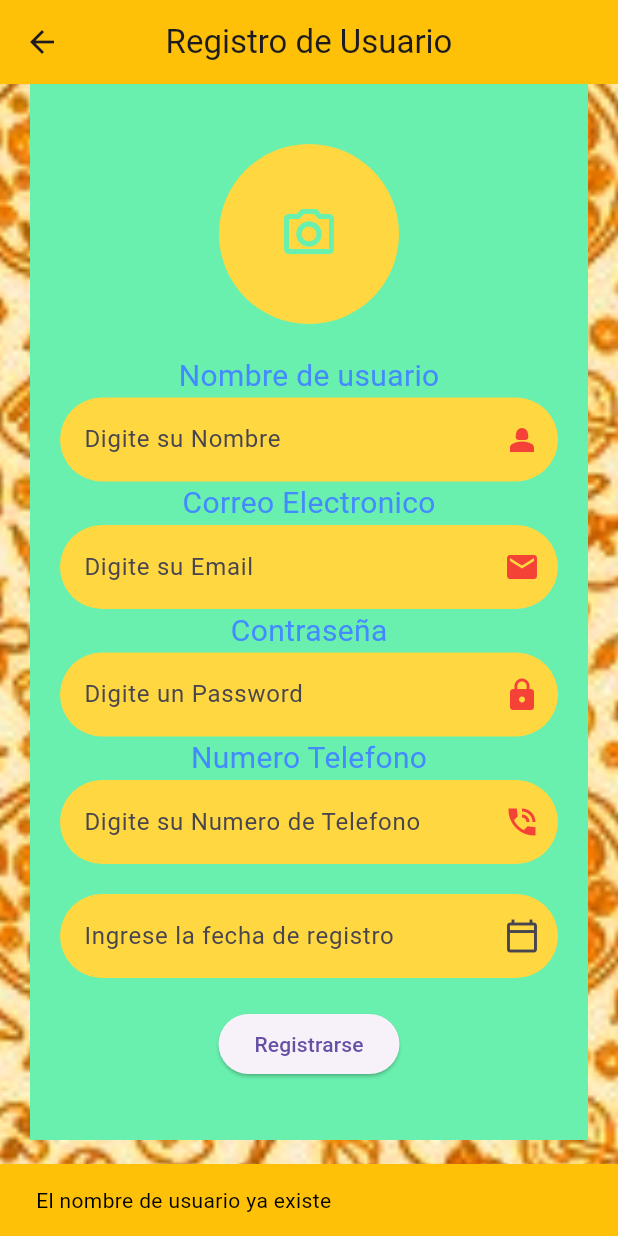
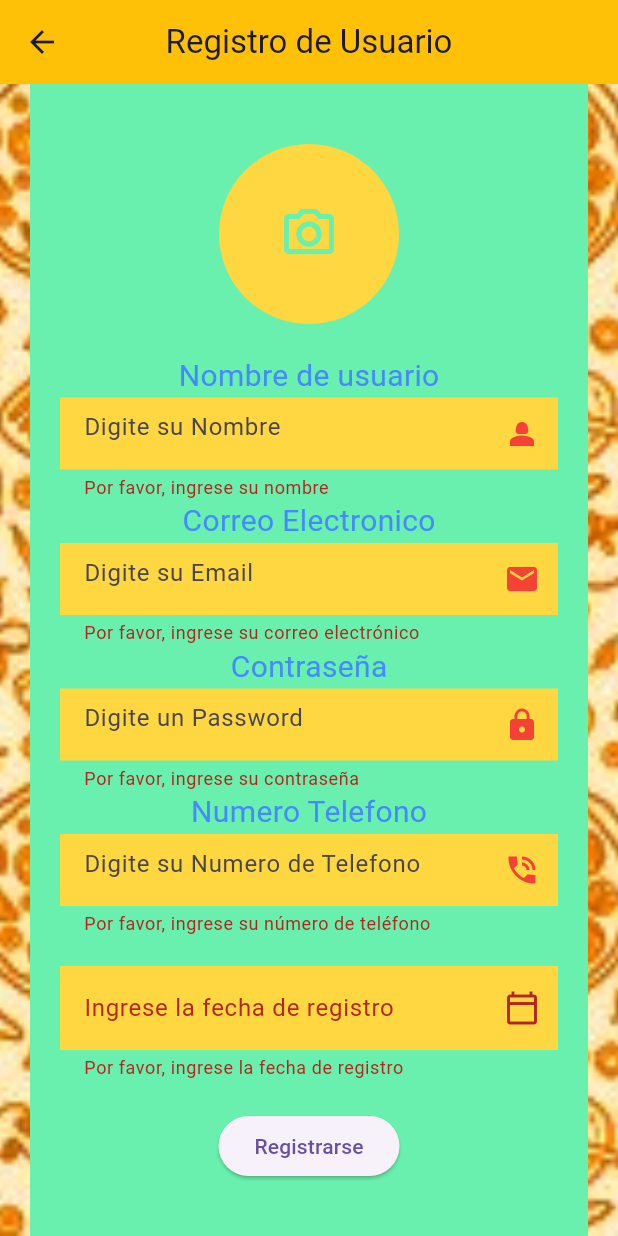
Before and after one commit to HaroldArguelloNic/mynapopizza, a Flutter app: the RegistrationPage screen opened by its route, after a tap on "Registrarse", on a phone screen of 412 x 824 dp. Run offline on Flutter 3.47's test engine with Material 3 defaults, Android fonts, the phone set to English and light mode, and no system bars; our stand-ins replace cloud_firestore, firebase_auth, firebase_core, firebase_messaging, firebase_storage, hive and 1 more; missing offline and left inert: mysql_client; accounts and stored records are empty; Roboto replaces fonts that are missing (MonB).

Commit message:
Correccion Registro

```diff
--- a/lib/models/usuario.dart
+++ b/lib/models/usuario.dart
@@ -6,6 +6,7 @@ class Usuario {
   final String correoElectronico;
   final String numeroTelefono;
   final String contrasenia;
+  final String rol;
 
   Usuario({
     this.id,
@@ -13,15 +14,18 @@ class Usuario {
     required this.correoElectronico,
     required this.numeroTelefono,
     required this.contrasenia,
+    required this.rol,
   });
 
   // Convierte el objto o clase usuario a un map.
   Map<String, dynamic> toMap() {
     return {
+      'uid':id,
       'nombre': nombre,
       'correoElectronico': correoElectronico,
       'contrasenia':contrasenia,
       'numeroTelefono': numeroTelefono,
+      'rol':rol,
     };
   }
 
@@ -31,5 +35,6 @@ class Usuario {
         nombre = doc.data()!["nombre"],
         correoElectronico = doc.data()!["correoElectronico"],
         numeroTelefono = doc.data()!["numeroTelefono"],
-        contrasenia = doc.data()!['contrasenia'];
+        contrasenia = doc.data()!['contrasenia'],
+        rol= doc.data()!['rol'];
 }
--- a/lib/page/registration_page.dart
+++ b/lib/page/registration_page.dart
@@ -1,4 +1,5 @@
 import 'dart:io';
+
 import 'package:firebase_auth/firebase_auth.dart';
 import 'package:flutter/material.dart';
 import 'package:mynapopizza/data/mysql_conection.dart';
@@ -9,7 +10,7 @@ import 'package:provider/provider.dart';
 import '../utils/upload_image.dart';
 
 class RegistrationPage extends StatefulWidget {
-  const RegistrationPage({super.key});
+  const RegistrationPage({Key? key}) : super(key: key);
 
   @override
   State<RegistrationPage> createState() => _RegistrationPageState();
@@ -72,6 +73,7 @@ class _RegistrationPageState extends State<RegistrationPage> {
           _isLoading = false;
         });
         showSnackBar(context, "correo de usuario ya existe");
+        return;
       }
       //validar que ingrese imagen de perfil
       if (imageUser == null) {
@@ -79,6 +81,7 @@ class _RegistrationPageState extends State<RegistrationPage> {
           _isLoading = false;
         });
         showSnackBar(context, "Ingrese la imagen de perfil");
+        return;
       }
 
       //obtenener fecha y hora actual
@@ -89,7 +92,7 @@ class _RegistrationPageState extends State<RegistrationPage> {
         await registerProvider.registerUser(
           name: nameController.text,
           correoElectronico: emailController.text.toLowerCase().trim(),
-          contrasenia: passwordController.text.toLowerCase().trim(),
+          contrasenia: passwordController.text.trim(),
           rol: UserRole.user,
           token: token!,
           createdAt: now,
@@ -99,15 +102,21 @@ class _RegistrationPageState extends State<RegistrationPage> {
           },
         );
         await FirebaseAuth.instance.currentUser!.sendEmailVerification();
-        showSnackBar(context, 'revise su cuenta de correo');
+        showSnackBar(context, 'Revise su cuenta de correo');
         Navigator.pushNamedAndRemoveUntil(context, "/login", (route) => false);
         setState(() {
           _isLoading = false;
         });
       } on FirebaseAuthException catch (e) {
         showSnackBar(context, e.toString());
+        setState(() {
+          _isLoading = false;
+        });
       } catch (e) {
         showSnackBar(context, e.toString());
+        setState(() {
+          _isLoading = false;
+        });
       }
     } else {
       setState(() {
@@ -122,46 +131,14 @@ class _RegistrationPageState extends State<RegistrationPage> {
     setState(() {});
   }
 
-  // void registrarUsuario() async {
-  //   // Verifica que ningún campo esté vacío
-  //   if (nameController.text.isEmpty ||
-  //       emailController.text.isEmpty ||
-  //       passwordController.text.isEmpty) {
-  //     ScaffoldMessenger.of(context).showSnackBar(const SnackBar(
-  //         content: Text('Por favor, complete todos los campos')));
-  //     return;
-  //   }
-
-  // Crea el objeto Usuario con los datos de los controladores
-  // Usuario usuario = Usuario(
-  //   nombre: nameController.text,
-  //   correoElectronico: emailController.text,
-  //   contrasenia: passwordController.text,
-  //   numeroTelefono: numeroController.text,
-  // );
-
-  // Intenta registrar el usuario y espera la respuesta
-  // bool registroExitoso = await agregarUsuario(usuario);
-
-  // // Verifica si el registro fue exitoso
-  // if (registroExitoso) {
-  //   ScaffoldMessenger.of(context).showSnackBar(
-  //       const SnackBar(content: Text('Usuario registrado exitosamente')));
-  //   Navigator.pushReplacementNamed(context, '/login');
-  // } else {
-  //   ScaffoldMessenger.of(context).showSnackBar(
-  //       const SnackBar(content: Text('Error al registrar usuario')));
-  // }
-
   @override
   Widget build(BuildContext context) => Container(
         decoration: const BoxDecoration(
           image: DecorationImage(
-          image: AssetImage(
-            'assets/background2.jpg',
+            image: AssetImage('assets/background2.jpg'),
+            fit: BoxFit.cover,
           ),
-          fit: BoxFit.cover,
-        )),
+        ),
         child: Scaffold(
           backgroundColor: Colors.transparent,
           appBar: AppBar(
@@ -217,7 +194,7 @@ class _RegistrationPageState extends State<RegistrationPage> {
                         style:
                             TextStyle(fontSize: 20, color: Colors.blueAccent),
                       ),
-                      TextField(
+                      TextFormField(
                         decoration: InputDecoration(
                           border: InputBorder.none,
                           enabledBorder: OutlineInputBorder(
@@ -232,13 +209,19 @@ class _RegistrationPageState extends State<RegistrationPage> {
                               const Icon(Icons.person_2, color: Colors.red),
                         ),
                         controller: nameController,
+                        validator: (value) {
+                          if (value == null || value.isEmpty) {
+                            return 'Por favor, ingrese su nombre';
+                          }
+                          return null;
+                        },
                       ),
                       const Text(
                         'Correo Electronico',
                         style:
                             TextStyle(fontSize: 20, color: Colors.blueAccent),
                       ),
-                      TextField(
+                      TextFormField(
                         decoration: InputDecoration(
                           border: InputBorder.none,
                           enabledBorder: OutlineInputBorder(
@@ -252,13 +235,19 @@ class _RegistrationPageState extends State<RegistrationPage> {
                           suffixIcon: const Icon(Icons.mail, color: Colors.red),
                         ),
                         controller: emailController,
+                        validator: (value) {
+                          if (value == null || value.isEmpty) {
+                            return 'Por favor, ingrese su correo electrónico';
+                          }
+                          return null;
+                        },
                       ),
                       const Text(
                         'Contraseña',
                         style:
                             TextStyle(fontSize: 20, color: Colors.blueAccent),
                       ),
-                      TextField(
+                      TextFormField(
                         obscureText: true,
                         decoration: InputDecoration(
                           border: InputBorder.none,
@@ -273,13 +262,19 @@ class _RegistrationPageState extends State<RegistrationPage> {
                           suffixIcon: const Icon(Icons.lock, color: Colors.red),
                         ),
                         controller: passwordController,
+                        validator: (value) {
+                          if (value == null || value.isEmpty) {
+                            return 'Por favor, ingrese su contraseña';
+                          }
+                          return null;
+                        },
                       ),
                       const Text(
                         'Numero Telefono',
                         style:
                             TextStyle(fontSize: 20, color: Colors.blueAccent),
                       ),
-                      TextField(
+                      TextFormField(
                         decoration: InputDecoration(
                           border: InputBorder.none,
                           enabledBorder: OutlineInputBorder(
@@ -294,6 +289,12 @@ class _RegistrationPageState extends State<RegistrationPage> {
                               color: Colors.red),
                         ),
                         controller: numeroController,
+                        validator: (value) {
+                          if (value == null || value.isEmpty) {
+                            return 'Por favor, ingrese su número de teléfono';
+                          }
+                          return null;
+                        },
                       ),
                       const SizedBox(
                         height: 20,
@@ -323,8 +324,15 @@ class _RegistrationPageState extends State<RegistrationPage> {
                                     registerDay.text = value.toString();
                                   }
                                 });
-                                })),
+                              },
+                            )),
                         controller: registerDay,
+                        validator: (value) {
+                          if (value == null || value.isEmpty) {
+                            return 'Por favor, ingrese la fecha de registro';
+                          }
+                          return null;
+                        },
                       ),
                       Padding(
                         padding: const EdgeInsets.all(20),
@@ -335,9 +343,6 @@ class _RegistrationPageState extends State<RegistrationPage> {
                             : ElevatedButton(
                                 onPressed: () {
                                   submitRegister();
-                                  setState(() {
-
-                                  });
                                 },
                                 child: const Text('Registrarse'),
                               ),
--- a/lib/services/register_provider.dart
+++ b/lib/services/register_provider.dart
@@ -1,22 +1,17 @@
-
 import 'dart:io';
 import 'package:cloud_firestore/cloud_firestore.dart';
 import 'package:firebase_auth/firebase_auth.dart';
 import 'package:firebase_storage/firebase_storage.dart';
 import 'package:flutter/foundation.dart';
-import 'package:flutter/material.dart';
 
+enum UserRole { admin, user, superAdmin }
 
-
-
-enum UserRole {admin, user, superAdmin}
-
-class RegisterProvider extends ChangeNotifier{
-
+class RegisterProvider extends ChangeNotifier {
   final FirebaseAuth _auth = FirebaseAuth.instance;
   final FirebaseFirestore _firestore = FirebaseFirestore.instance;
   final FirebaseStorage _storage = FirebaseStorage.instance;
 
+  // Constructor que estaba comentado
   // RegisterProvider() {
   //   checkSign();
   // }
@@ -32,19 +27,20 @@ Future<void> registerUser({
     required File? imageUser,
   }) async {
     try {
-    //convertir el name a minuscula
+      // Convertir el nombre a minúsculas
       final String usernameLowerCase = name.toLowerCase();
 
-    //verificar si el usuario existe en la base de datos
+      // Verificar si el usuario existe en la base de datos
       final bool userExist = await checkUserExist(usernameLowerCase);
 
-    if(userExist) {
+      if (userExist) {
         onError('El usuario ya existe');
         return;
       }
 
-    //Verificar las credenciales del usuario
-    final UserCredential userCredential = await _auth.createUserWithEmailAndPassword(
+      // Verificar las credenciales del usuario
+      final UserCredential userCredential =
+          await _auth.createUserWithEmailAndPassword(
         email: correoElectronico,
         password: contrasenia,
       );
@@ -52,53 +48,45 @@ Future<void> registerUser({
       final User user = userCredential.user!;
       final String userId = user.uid;
 
-    //subir la imagen del usuario al storage
+      // Subir la imagen del usuario al storage
+      String imageUrl = '';
 
-    String imageUrl= '';
-
-    if(imageUser != null) {
-      //imageUrl = await uploadImage('usuarios/$userId.jpg', image);
-      String direction = 'usuarios/$user/$userId.jpg';
+      if (imageUser != null) {
+        String direction = 'usuarios/$userId.jpg';
         imageUrl = await uploadImage(direction, imageUser);
-
       }
 
-  //Guardar los datos del usuario en la base de datos
-
+      // Guardar los datos del usuario en la base de datos
       final userDatos = {
         'id': userId,
-    'name':name,
+        'name': name,
         'username_lowercase': usernameLowerCase,
         'contrasenia': contrasenia,
         'correoElectronico': correoElectronico,
-    'rol': rol,
+        'rol': describeEnum(rol), // Convertir enum a String para almacenar
         'token': token,
         'image': imageUrl,
         'createdAt': createdAt,
-
       };
 
       await _firestore.collection('usuarios').doc(userId).set(userDatos);
-  } on FirebaseAuthException catch (e){
-         if(e.code == 'weak-password') {
-        onError('la contraseña es muy debil');
+    } on FirebaseAuthException catch (e) {
+      if (e.code == 'weak-password') {
+        onError('La contraseña es muy débil');
       } else if (e.code == 'email-already-in-use') {
-        onError('El email ya esta en uso');
+        onError('El correo electrónico ya está en uso');
+      } else {
+        onError('Error de autenticación: ${e.message}');
       }
-
-
-  }
-
-   catch (e) {
-    onError('Error al registrar el usuario');
+    } on FirebaseException catch (e) {
+      onError('Error al interactuar con Firebase: ${e.message}');
+    } catch (e) {
+      onError('Error desconocido: $e');
     }
   }
 
-
-
   UserRole userRole = UserRole.user;
-bool isPasswordVisible= false;
-bool isConfirmPasswordVisible = false;
+  bool isPasswordVisible = false;
 
   void changeUserRole(UserRole role) {
     userRole = role;
@@ -107,9 +95,10 @@ void changeUserRole(UserRole role) {
 
   void changePasswordVisibility() {
     isPasswordVisible = !isPasswordVisible;
+    notifyListeners();
   }
 
-//metodo para verificar si el usuario existe en la base de datos
+  // Método para verificar si el usuario existe en la base de datos
   Future<bool> checkUserExist(String username) async {
     final QuerySnapshot result = await _firestore
         .collection('usuarios')
@@ -120,19 +109,15 @@ Future<bool> checkUserExist(String username) async {
     return result.docs.isNotEmpty;
   }
 
-//metodo para guardar la imagen en el storage y obtener la url
+  // Método para guardar la imagen en el storage y obtener la URL
   Future<String> uploadImage(String ref, File file) async {
     final UploadTask uploadTask = _storage.ref().child(ref).putFile(file);
     final TaskSnapshot taskSnapshot = await uploadTask;
-   final String url= await taskSnapshot.ref.getDownloadURL();
+    final String url = await taskSnapshot.ref.getDownloadURL();
     return url;
   }
 
-
-
-
-
-  Future<bool> checkEmailExist(String email) async{
+  Future<bool> checkEmailExist(String email) async {
     final QuerySnapshot result = await _firestore
         .collection('usuarios')
         .where('correoElectronico', isEqualTo: email)
```
Also changed, not shown: 1 other file. Lines whose indentation alone changed are shown as unchanged.
